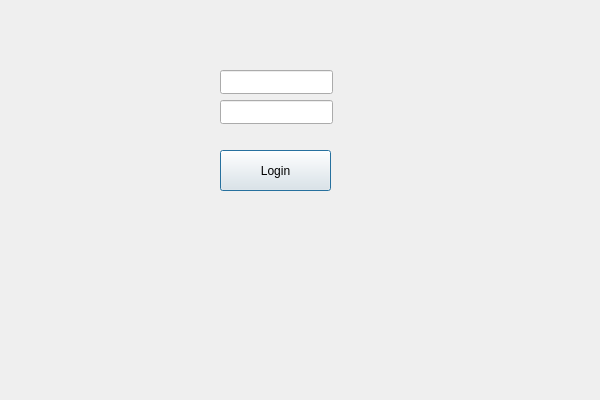
andramoc04-dev/ProjectModernCpp, file Client/LoginPage.ui: the form before one commit.
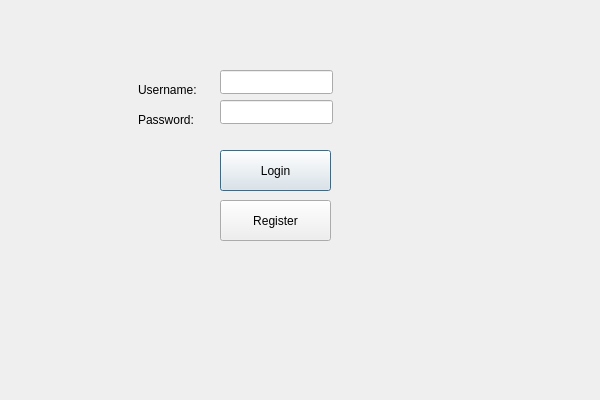
The form after the commit.

Commit message: Added register button

The edit to the form file:
```diff
--- a/Client/LoginPage.ui
+++ b/Client/LoginPage.ui
@@ -52,6 +52,45 @@
     <string/>
    </property>
   </widget>
+  <widget class="QPushButton" name="registerButton">
+   <property name="geometry">
+    <rect>
+     <x>220</x>
+     <y>200</y>
+     <width>111</width>
+     <height>41</height>
+    </rect>
+   </property>
+   <property name="text">
+    <string>Register</string>
+   </property>
+  </widget>
+  <widget class="QLabel" name="label">
+   <property name="geometry">
+    <rect>
+     <x>138</x>
+     <y>80</y>
+     <width>61</width>
+     <height>20</height>
+    </rect>
+   </property>
+   <property name="text">
+    <string>Username:</string>
+   </property>
+  </widget>
+  <widget class="QLabel" name="label_2">
+   <property name="geometry">
+    <rect>
+     <x>138</x>
+     <y>110</y>
+     <width>61</width>
+     <height>20</height>
+    </rect>
+   </property>
+   <property name="text">
+    <string>Password:</string>
+   </property>
+  </widget>
  </widget>
  <layoutdefault spacing="6" margin="11"/>
  <resources/>
```
The commit also changes 2 other files.
